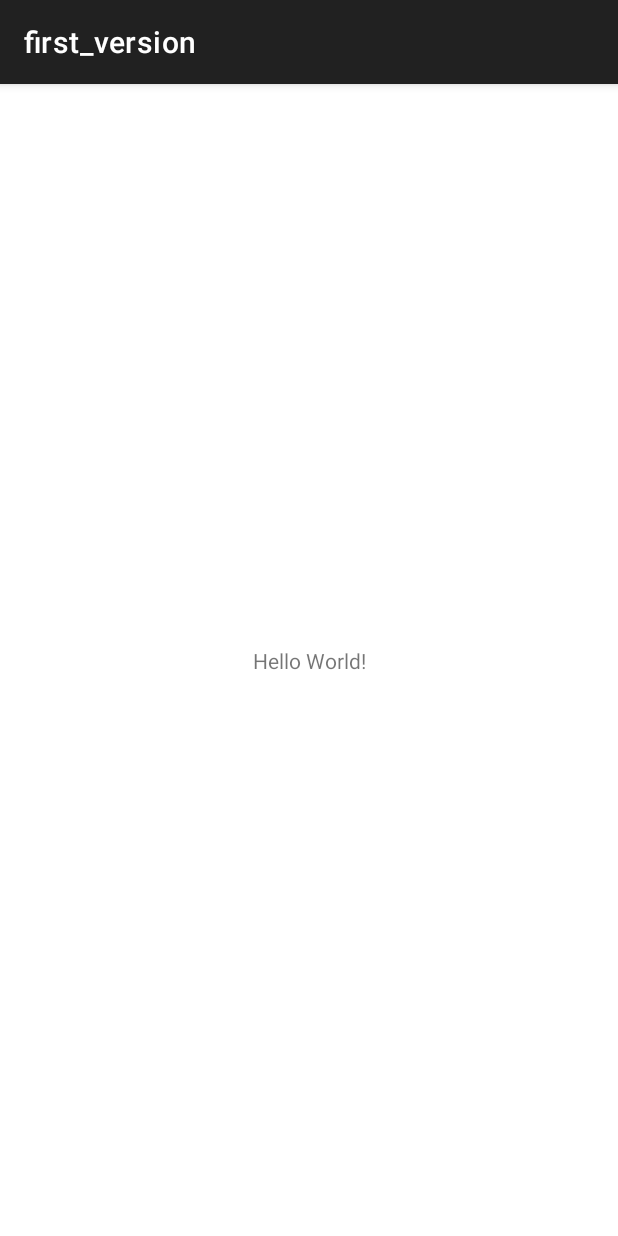
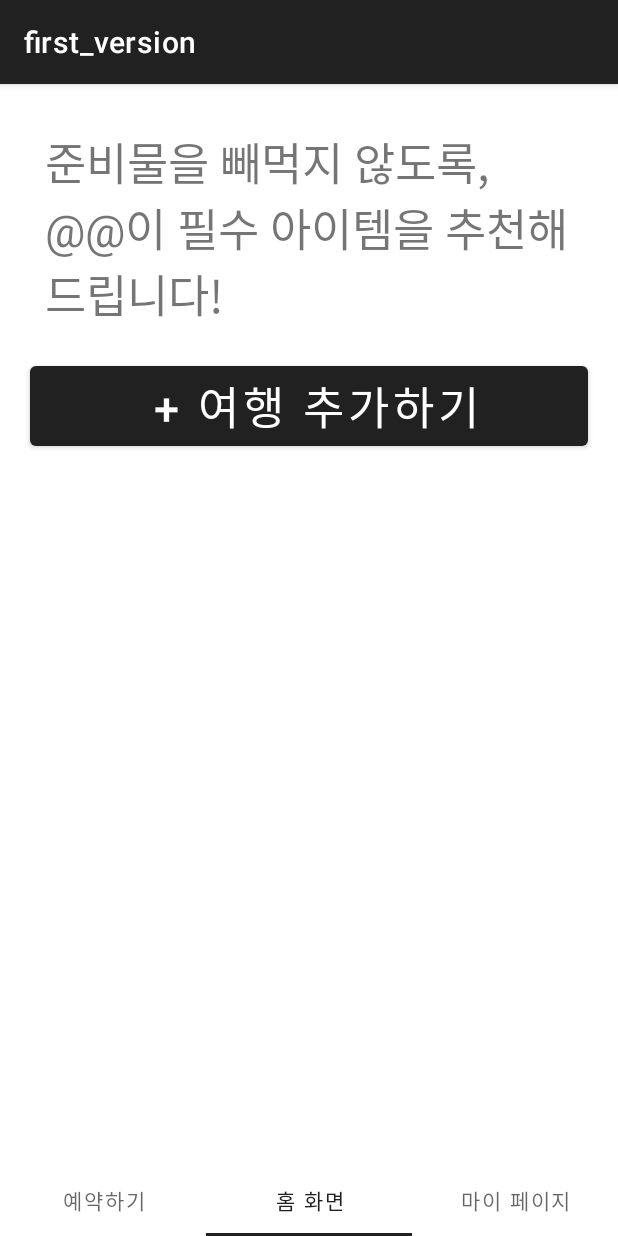
Before and after one commit to hyunseo0520/NODAPZ, an Android app: the screen it shows after launch (MainActivity), on a phone screen of 412 x 824 dp. Run offline under Robolectric (Android 15) with nearby library versions, the light colour scheme and no system bars.

Commit message:
[FEAT] TabItem, tab_frame2.xml 일부 구성 수정

```diff
--- /dev/null
+++ b/app/src/main/java/com/example/trip_project/Fragment1.java
@@ -0,0 +1,19 @@
+package com.example.trip_project;
+
+import android.os.Bundle;
+import android.view.LayoutInflater;
+import android.view.View;
+import android.view.ViewGroup;
+
+import androidx.annotation.NonNull;
+import androidx.annotation.Nullable;
+import androidx.fragment.app.Fragment;
+
+public class Fragment1 extends Fragment {
+    @Nullable
+    @Override
+    public View onCreateView(@NonNull LayoutInflater inflater, @Nullable ViewGroup container, @Nullable Bundle savedInstanceState) {
+        View view = inflater.inflate(R.layout.tab_frame1,container,false);
+        return view;
+    }
+}
--- /dev/null
+++ b/app/src/main/java/com/example/trip_project/Fragment2.java
@@ -0,0 +1,19 @@
+package com.example.trip_project;
+
+import android.os.Bundle;
+import android.view.LayoutInflater;
+import android.view.View;
+import android.view.ViewGroup;
+
+import androidx.annotation.NonNull;
+import androidx.annotation.Nullable;
+import androidx.fragment.app.Fragment;
+
+public class Fragment2 extends Fragment {
+    @Nullable
+    @Override
+    public View onCreateView(@NonNull LayoutInflater inflater, @Nullable ViewGroup container, @Nullable Bundle savedInstanceState) {
+        View view = inflater.inflate(R.layout.tab_frame2,container,false);
+        return view;
+    }
+}
--- /dev/null
+++ b/app/src/main/java/com/example/trip_project/Fragment3.java
@@ -0,0 +1,19 @@
+package com.example.trip_project;
+
+import android.os.Bundle;
+import android.view.LayoutInflater;
+import android.view.View;
+import android.view.ViewGroup;
+
+import androidx.annotation.NonNull;
+import androidx.annotation.Nullable;
+import androidx.fragment.app.Fragment;
+
+public class Fragment3 extends Fragment {
+    @Nullable
+    @Override
+    public View onCreateView(@NonNull LayoutInflater inflater, @Nullable ViewGroup container, @Nullable Bundle savedInstanceState) {
+        View view = inflater.inflate(R.layout.tab_frame3,container,false);
+        return view;
+    }
+}
--- a/app/src/main/java/com/example/trip_project/MainActivity.java
+++ b/app/src/main/java/com/example/trip_project/MainActivity.java
@@ -1,14 +1,56 @@
 package com.example.trip_project;
-
-import androidx.appcompat.app.AppCompatActivity;
 
 import android.os.Bundle;
 
+import androidx.appcompat.app.AppCompatActivity;
+import androidx.fragment.app.Fragment;
+
+import com.google.android.material.tabs.TabLayout;
+
 public class MainActivity extends AppCompatActivity {
+    Fragment fragment1, fragment2, fragment3, fragment4;
 
     @Override
     protected void onCreate(Bundle savedInstanceState) {
         super.onCreate(savedInstanceState);
         setContentView(R.layout.activity_main);
+
+        fragment1 = new Fragment1();
+        fragment2 = new Fragment2();
+        fragment3 = new Fragment3();
+
+        getSupportFragmentManager().beginTransaction().add(R.id.frameLayout,fragment1).commit();
+        TabLayout tabLayout = (TabLayout) findViewById(R.id.tabLayout);
+
+        tabLayout.addOnTabSelectedListener(new TabLayout.OnTabSelectedListener() {
+            @Override
+            public void onTabSelected(TabLayout.Tab tab) {
+                int position = tab.getPosition();
+
+                Fragment selected = null;
+                switch (position){
+                    case 0:selected=fragment1; break;
+                    case 1:selected=fragment2; break;
+                    case 2:selected=fragment3; break;
+                    default: ;
+                }
+                getSupportFragmentManager().beginTransaction().replace(R.id.frameLayout,selected).commit();
+            }
+
+            @Override
+            public void onTabUnselected(TabLayout.Tab tab) {
+
+            }
+
+            @Override
+            public void onTabReselected(TabLayout.Tab tab) {
+
+            }
+        });
+
+        TabLayout.Tab defaultTab = tabLayout.getTabAt(1);
+        if (defaultTab != null) {
+            defaultTab.select();
+        }
     }
 }
--- a/app/src/main/res/layout/activity_main.xml
+++ b/app/src/main/res/layout/activity_main.xml
@@ -1,18 +1,54 @@
 <?xml version="1.0" encoding="utf-8"?>
-<androidx.constraintlayout.widget.ConstraintLayout xmlns:android="http://schemas.android.com/apk/res/android"
+<LinearLayout
+    xmlns:android="http://schemas.android.com/apk/res/android"
     xmlns:app="http://schemas.android.com/apk/res-auto"
     xmlns:tools="http://schemas.android.com/tools"
     android:layout_width="match_parent"
     android:layout_height="match_parent"
+    android:orientation="vertical"
     tools:context=".MainActivity">
 
-    <TextView
-        android:layout_width="wrap_content"
-        android:layout_height="wrap_content"
-        android:text="Hello World!"
-        app:layout_constraintBottom_toBottomOf="parent"
-        app:layout_constraintEnd_toEndOf="parent"
-        app:layout_constraintStart_toStartOf="parent"
-        app:layout_constraintTop_toTopOf="parent" />
+    <FrameLayout
+        android:id="@+id/frameLayout"
+        android:layout_width="match_parent"
+        android:layout_height="0dp"
+        android:layout_weight="1">
 
-</androidx.constraintlayout.widget.ConstraintLayout>
+        <!-- Your FrameLayout content goes here -->
+
+    </FrameLayout>
+
+    <com.google.android.material.tabs.TabLayout
+        android:id="@+id/tabLayout"
+        app:tabIndicatorGravity="bottom"
+        app:tabIndicatorFullWidth="true"
+        android:layout_width="match_parent"
+        android:layout_height="wrap_content">
+
+        <com.google.android.material.tabs.TabItem
+            android:id="@+id/tabItem1"
+            android:layout_width="0dp"
+            android:layout_height="wrap_content"
+            android:layout_weight="1"
+            app:tabTextAppearance="@style/TabTextStyle"
+            android:text="예약하기" />
+
+        <com.google.android.material.tabs.TabItem
+            android:id="@+id/tabItem2"
+            android:layout_width="0dp"
+            android:layout_height="wrap_content"
+            android:layout_weight="1"
+            app:tabTextAppearance="@style/TabTextStyle"
+            android:text="홈 화면" />
+
+        <com.google.android.material.tabs.TabItem
+            android:id="@+id/tabItem3"
+            android:layout_width="0dp"
+            android:layout_height="wrap_content"
+            android:layout_weight="1"
+            app:tabTextAppearance="@style/TabTextStyle"
+            android:text="마이 페이지" />
+
+    </com.google.android.material.tabs.TabLayout>
+
+</LinearLayout>
--- /dev/null
+++ b/app/src/main/res/layout/tab_frame2.xml
@@ -0,0 +1,34 @@
+<?xml version="1.0" encoding="utf-8"?>
+<LinearLayout
+    xmlns:android="http://schemas.android.com/apk/res/android"
+    android:id="@+id/frame2"
+    android:layout_width="match_parent"
+    android:layout_height="match_parent"
+    android:orientation="vertical" >
+
+
+    <TextView
+        android:id="@+id/textView2"
+        android:layout_width="match_parent"
+        android:layout_height="wrap_content"
+        android:textSize="30dp"
+        android:layout_marginTop="30dp"
+        android:layout_marginLeft="30dp"
+        android:layout_marginRight="30dp"
+        android:text="준비물을 빼먹지 않도록,\n@@이 필수 아이템을 추천해드립니다!" />
+
+    <Button
+        android:id="@+id/button"
+        android:layout_width="match_parent"
+        android:layout_height="wrap_content"
+        android:textSize="30dp"
+        android:layout_margin="20dp"
+        android:text=" + 여행 추가하기" />
+
+    <!--데이터베이스에 저장되면, 여기에 리스트가 나오게 설정-->
+    <ListView
+        android:layout_width="match_parent"
+        android:layout_height="match_parent"
+        android:id="@+id/listViewTrip"/>
+
+</LinearLayout>
--- a/app/src/main/res/values/strings.xml
+++ b/app/src/main/res/values/strings.xml
@@ -194,7 +194,7 @@
     <string-array name="travel_types">
         <item>국내여행</item>
         <item>해외여행</item>
-        <item>문화 여행</item>
+        <item>문화여행</item>
         <!-- 원하는 다른 여행 성격 항목들을 추가할 수 있습니다 -->
     </string-array>
 </resources>
--- a/app/src/main/res/values/styles.xml
+++ b/app/src/main/res/values/styles.xml
@@ -52,5 +52,9 @@
         <item name="android:textColor">@color/black</item>
         <item name="android:textSize">30dp</item>
     </style>
+    <style name="TabTextStyle" parent="TextAppearance.Design.Tab">
+        <item name="android:textSize">30dp</item>
+    </style>
+
 
 </resources>
```
Also changed, not shown: app/src/main/res/layout/activity_login.xml (added, +40 -0 lines), app/src/main/res/layout/list_item.xml (+8 -1 lines), app/src/main/res/layout/tab_frame1.xml (added, +18 -0 lines), app/src/main/res/layout/tab_frame3.xml (added, +19 -0 lines), 1 other file.
